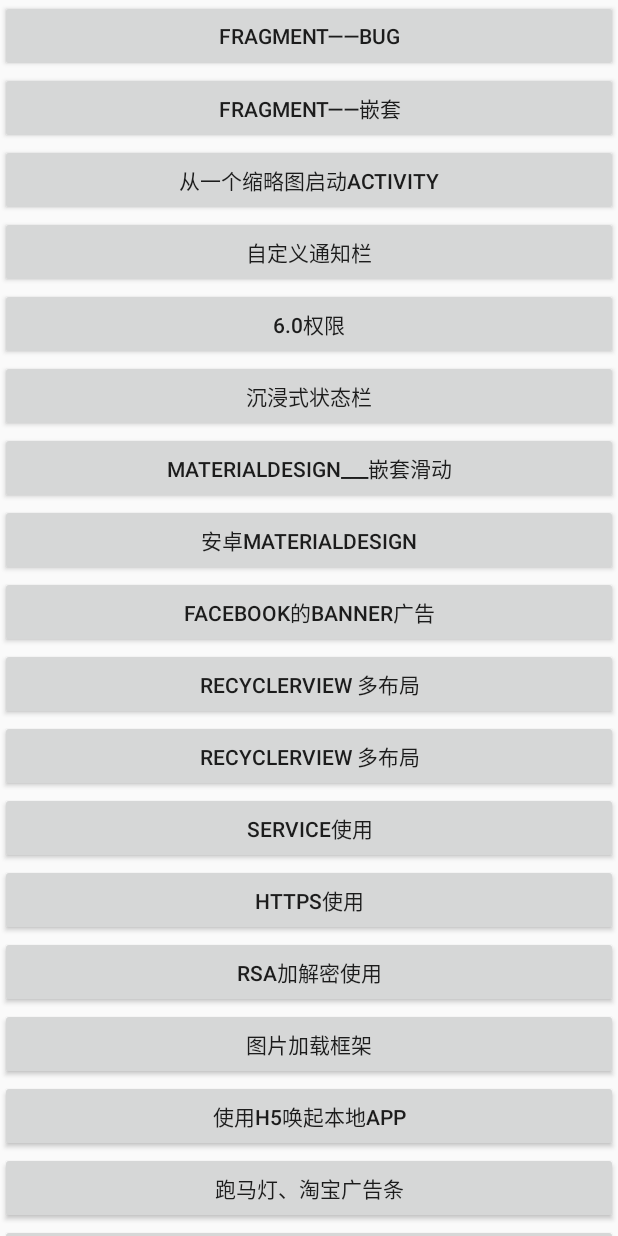
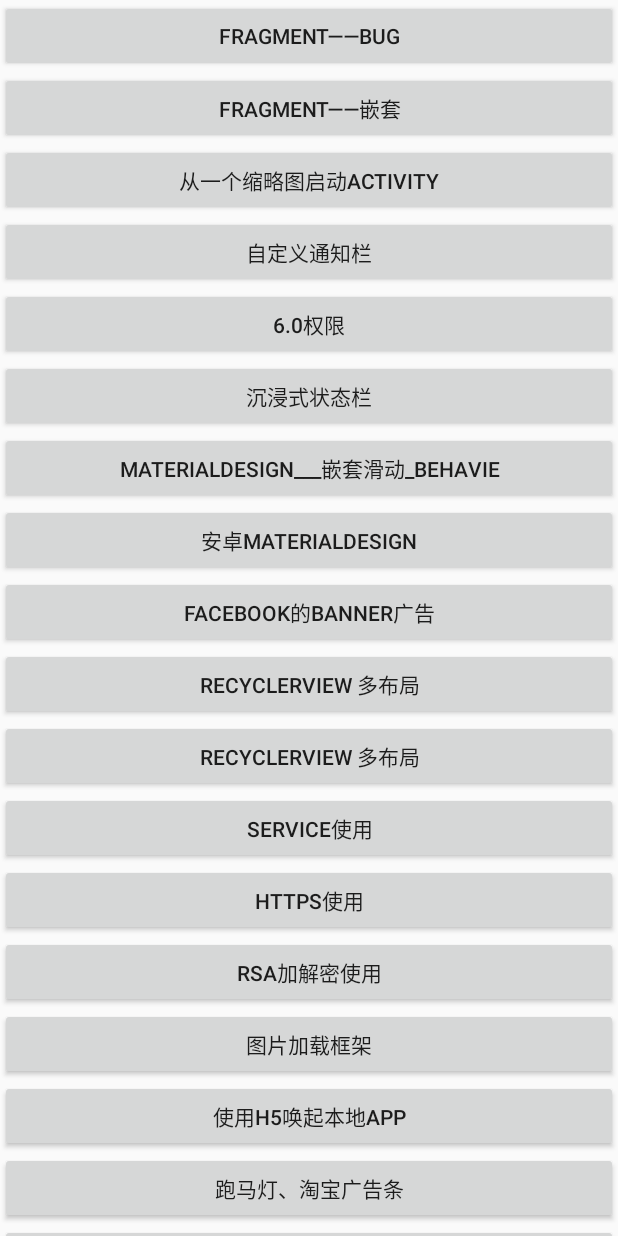
Before and after one commit to liuglgithub/DailySummary, an Android app: the screen it shows after launch (MainActivity), on a phone screen of 412 x 824 dp. Run offline under Robolectric (Android 15) with nearby library versions, the phone set to English and light mode, and no system bars; our stand-ins replace ButterKnife; libraries missing offline, so code that uses them is left out: cat.ereza.customactivityoncrash; 1 statement that could not run was skipped.

Commit message:
修改文案

```diff
--- a/app/src/main/res/layout/activity_main.xml
+++ b/app/src/main/res/layout/activity_main.xml
@@ -56,7 +56,7 @@
                 android:id="@+id/qiantaohuadong"
                 android:layout_width="match_parent"
                 android:layout_height="wrap_content"
-                android:text="MaterialDesign___嵌套滑动" />
+                android:text="MaterialDesign___嵌套滑动_behavie" />
 
             <Button
                 android:id="@+id/md"
```
